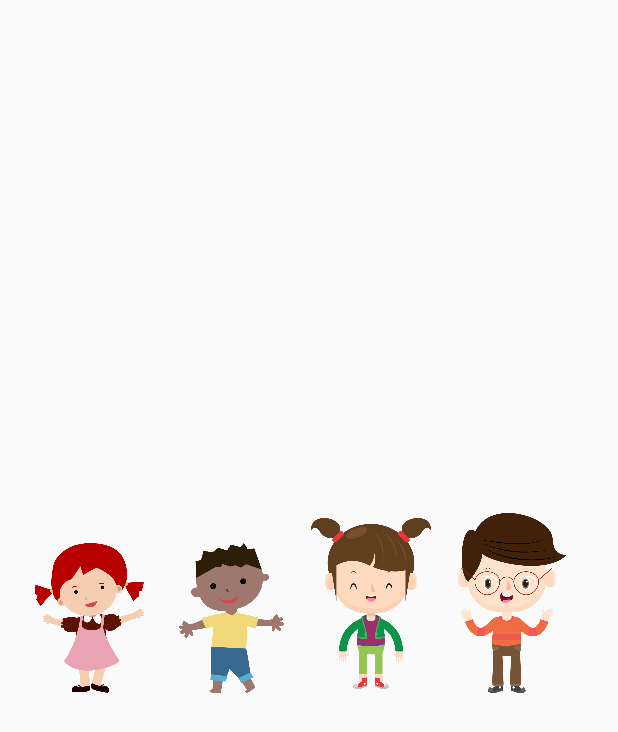
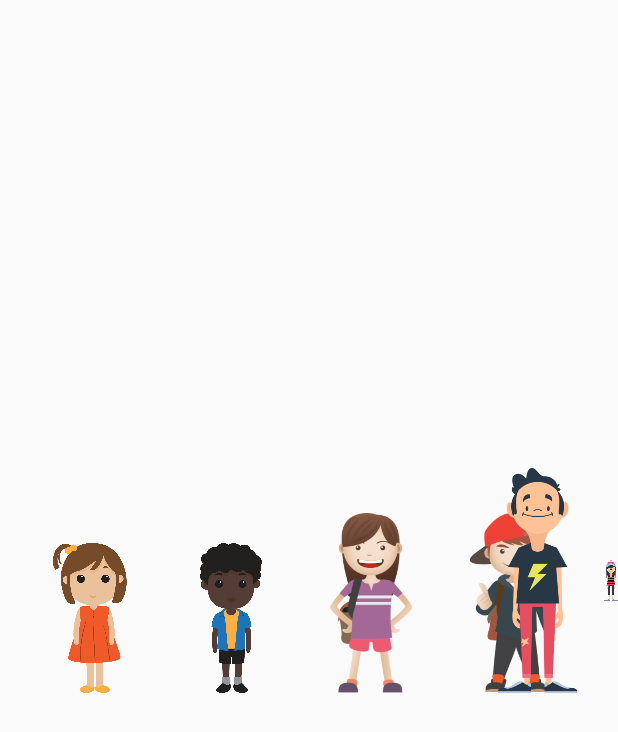
Before and after one commit to packerfan626/191_a_b_senior_design_w2017, an Android app: the layout activity_children_home.xml on its own in the app's theme, with its tools: preview values and no code run, on a phone screen of 412 x 824 dp. Shown: the top 732 px of the screen. Run offline under Robolectric (Android 15) with nearby library versions, the phone set to English and light mode, and no system bars.

Commit message:
Added images and fixed minor bugs in code

```diff
--- a/app/src/main/java/millionkids/millionkidseducation/Children/GameActivity.java
+++ b/app/src/main/java/millionkids/millionkidseducation/Children/GameActivity.java
@@ -281,6 +281,7 @@ public class GameActivity extends AppCompatActivity {
         //Sets Text for Scenario/Question
         if(!currentIndex.getQuestionText().equals("null")) {
             gameText.setText(games.get(index).getQuestionText());
+            gameText.setVisibility(View.VISIBLE);
         }
         else {
             gameText.setVisibility(View.INVISIBLE);
--- a/app/src/main/res/layout/activity_children_home.xml
+++ b/app/src/main/res/layout/activity_children_home.xml
@@ -26,15 +26,15 @@
         android:id="@+id/boy5_8"
         android:layout_width="80dp"
         android:layout_height="100dp"
-        android:layout_alignTop="@+id/girl5_8"
         android:layout_marginStart="14dp"
-        android:layout_toEndOf="@+id/girl5_8"
         android:adjustViewBounds="true"
         android:background="#00000000"
         android:cropToPadding="true"
         android:onClick="onClick"
         android:scaleType="centerInside"
-        app:srcCompat="@drawable/boy5_8" />
+        app:srcCompat="@drawable/boy5_8"
+        android:layout_alignTop="@+id/girl5_8"
+        android:layout_toEndOf="@+id/girl5_8" />
 
     <ImageButton
         android:id="@+id/girl9_12"
@@ -63,4 +63,27 @@
         android:onClick="onClick"
         android:scaleType="centerInside"
         app:srcCompat="@drawable/boy9_12" />
+
+    <ImageButton
+        android:id="@+id/girl13_17"
+        android:layout_width="80dp"
+        android:layout_height="150dp"
+        android:layout_alignBottom="@+id/boy9_12"
+        android:layout_marginStart="21dp"
+        android:layout_toEndOf="@+id/boy9_12"
+        android:background="#00000000"
+        android:scaleType="centerInside"
+        app:srcCompat="@drawable/girl13_17" />
+
+    <ImageButton
+        android:id="@+id/boy13_17"
+        android:layout_width="80dp"
+        android:layout_height="150dp"
+        android:layout_alignParentEnd="true"
+        android:layout_alignTop="@+id/girl13_17"
+        android:layout_marginEnd="13dp"
+        android:background="#00000000"
+        android:scaleType="centerInside"
+        app:srcCompat="@drawable/boy13_17" />
+
 </RelativeLayout>
```
Also changed, not shown: app/src/main/java/millionkids/millionkidseducation/Children/ChildrenHome.java (+12 -0 lines), app/src/main/res/drawable/boy13_17.png (added), app/src/main/res/drawable/boy5_8.png, app/src/main/res/drawable/boy9_12.png, app/src/main/res/drawable/girl13_17.png (added), app/src/main/res/drawable/girl5_8.png, app/src/main/res/drawable/girl9_12.png.
